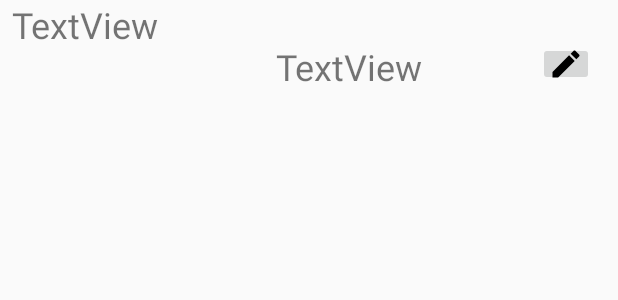
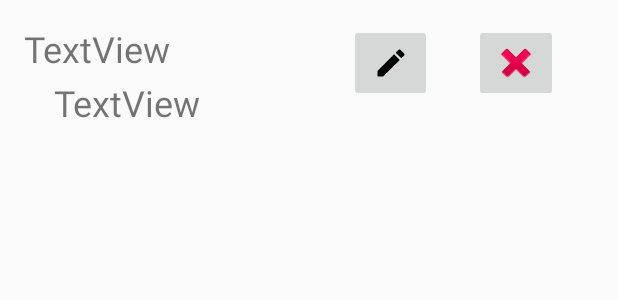
Before and after one commit to rmriales/Food-Budget-Tracker, an Android app: the layout list_view_layout.xml on its own in the app's theme, with its tools: preview values and no code run, on a phone screen of 412 x 824 dp. Shown: the top 300 px of the screen. Run offline under Robolectric (Android 15) with nearby library versions, the phone set to English and light mode, and no system bars.

Commit message:
Big Update
Fixed listview, saving charges, implemented buttons in listview

```diff
--- a/app/src/main/AndroidManifest.xml
+++ b/app/src/main/AndroidManifest.xml
@@ -6,7 +6,7 @@
         android:allowBackup="true"
         android:icon="@mipmap/ic_launcher"
         android:label="@string/app_name"
-        android:roundIcon="@mipmap/ic_launcher_round"
+        android:roundIcon="@mipmap/cartoon_burger"
         android:supportsRtl="true"
         android:theme="@style/AppTheme">
         <activity
--- a/app/src/main/java/com/example/ryan5/foodbudgettracker/Charges.java
+++ b/app/src/main/java/com/example/ryan5/foodbudgettracker/Charges.java
@@ -19,6 +19,8 @@ public class Charges {
         this.amount = amount;
     }
 
+    public Charges(){}
+
     public Charges(JSONObject jo) throws JSONException{
         place = jo.getString(JSON_PLACE);
         amount = jo.getDouble(JSON_AMOUNT);
@@ -37,7 +39,7 @@ public class Charges {
         return place;
     }
 
-    public Double getAmountmount() {
+    public Double getAmount() {
         return amount;
     }
 
--- a/app/src/main/res/layout/charge_layout.xml
+++ b/app/src/main/res/layout/charge_layout.xml
@@ -23,7 +23,7 @@
         android:layout_marginStart="32dp"
         android:layout_marginTop="48dp"
         android:ems="10"
-        android:inputType="textPassword"
+        android:inputType="textCapWords"
         app:layout_constraintStart_toStartOf="parent"
         app:layout_constraintTop_toTopOf="parent" />
 
--- a/app/src/main/res/layout/content_main.xml
+++ b/app/src/main/res/layout/content_main.xml
@@ -12,11 +12,13 @@
         android:id="@+id/chargeList"
         android:layout_width="367dp"
         android:layout_height="333dp"
+        android:layout_marginBottom="76dp"
         android:layout_marginEnd="8dp"
         android:layout_marginStart="8dp"
+        app:layout_constraintBottom_toBottomOf="parent"
         app:layout_constraintEnd_toEndOf="parent"
-        app:layout_constraintStart_toStartOf="parent"
-        tools:layout_editor_absoluteY="124dp" />
+        app:layout_constraintHorizontal_bias="1.0"
+        app:layout_constraintStart_toStartOf="parent" />
 
     <TextView
         android:id="@+id/remBalance"
--- a/app/src/main/res/layout/list_view_layout.xml
+++ b/app/src/main/res/layout/list_view_layout.xml
@@ -10,18 +10,19 @@
         android:id="@+id/txtPlace"
         android:layout_width="145dp"
         android:layout_height="31dp"
-        android:layout_marginStart="8dp"
+        android:layout_marginStart="16dp"
+        android:layout_marginTop="16dp"
         android:text="TextView"
         android:textSize="24sp"
         app:layout_constraintStart_toStartOf="parent"
-        tools:layout_editor_absoluteY="29dp" />
+        app:layout_constraintTop_toTopOf="parent" />
 
     <TextView
         android:id="@+id/txtAmount"
         android:layout_width="124dp"
         android:layout_height="34dp"
-        android:layout_marginStart="184dp"
-        android:layout_marginTop="28dp"
+        android:layout_marginStart="36dp"
+        android:layout_marginTop="52dp"
         android:text="TextView"
         android:textSize="24sp"
         app:layout_constraintStart_toStartOf="parent"
@@ -29,11 +30,22 @@
 
     <ImageButton
         android:id="@+id/btnEdit"
-        android:layout_width="37dp"
-        android:layout_height="29dp"
-        android:layout_marginEnd="16dp"
-        android:layout_marginTop="28dp"
+        android:layout_width="55dp"
+        android:layout_height="52dp"
+        android:layout_marginEnd="124dp"
+        android:layout_marginTop="16dp"
         app:layout_constraintEnd_toEndOf="parent"
         app:layout_constraintTop_toTopOf="parent"
         app:srcCompat="@drawable/ic_mode_edit_black_24px" />
+
+    <ImageButton
+        android:id="@+id/btnDel"
+        android:layout_width="wrap_content"
+        android:layout_height="wrap_content"
+        android:layout_marginEnd="40dp"
+        android:layout_marginTop="16dp"
+        app:layout_constraintEnd_toEndOf="parent"
+        app:layout_constraintTop_toTopOf="parent"
+        app:srcCompat="@android:drawable/ic_delete" />
+
 </android.support.constraint.ConstraintLayout>
--- a/app/src/main/res/values/strings.xml
+++ b/app/src/main/res/values/strings.xml
@@ -1,6 +1,6 @@
 <resources>
     <string name="app_name">Food Budget Tracker</string>
     <string name="action_settings">Settings</string>\
-    <string name="starting_balance">$120.00</string>
+    <string name="starting_balance">120.00</string>
     <string name="rembal">Remaining Balance:</string>
 </resources>
```
Also changed, not shown: app/src/main/java/com/example/ryan5/foodbudgettracker/MainActivity.java (+70 -6 lines), app/src/main/java/com/example/ryan5/foodbudgettracker/NewChargeDialog.java (+10 -11 lines), app/src/main/res/drawable-hdpi/ic_action_name.png (added), app/src/main/res/drawable-mdpi/ic_action_name.png (added), app/src/main/res/drawable-xhdpi/ic_action_name.png (added), app/src/main/res/drawable-xxhdpi/ic_action_name.png (added), app/src/main/res/mipmap-hdpi/cartoon_burger.png (added), app/src/main/res/mipmap-mdpi/cartoon_burger.png (added), app/src/main/res/mipmap-xhdpi/cartoon_burger.png (added), app/src/main/res/mipmap-xxhdpi/cartoon_burger.png (added), app/src/main/res/mipmap-xxxhdpi/cartoon_burger.png (added).
